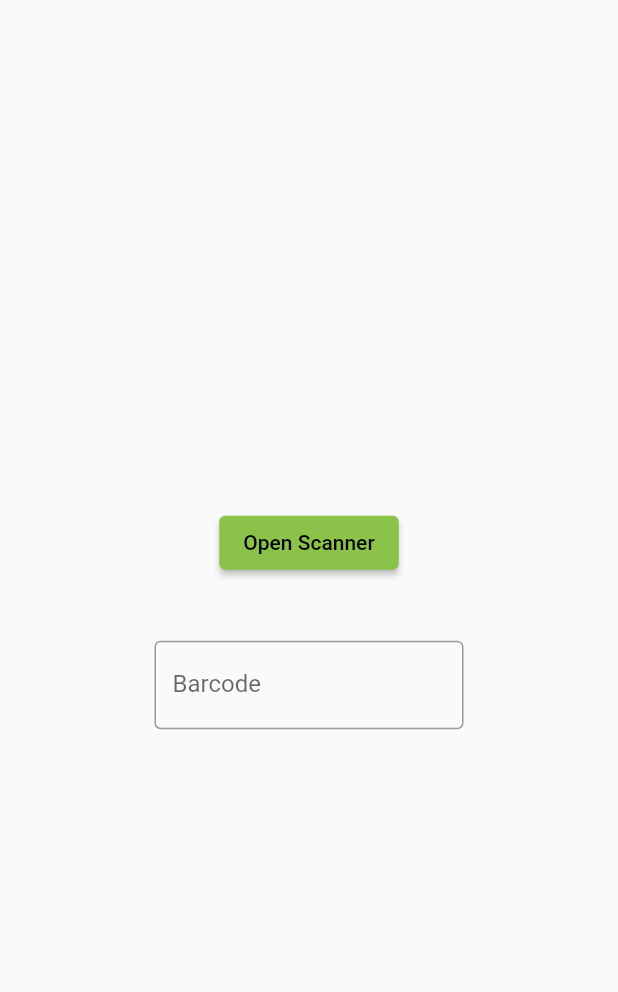
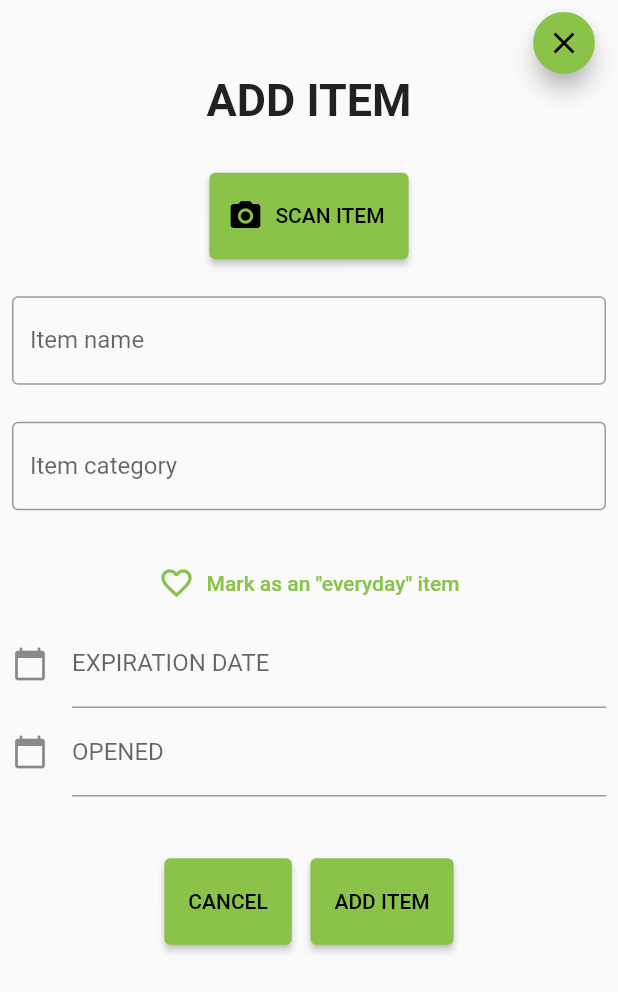
Before and after one commit to kitsain/Kitsain-Frontend-Spring2023, a Flutter app: the NewItemForm widget shown alone on an empty page, opened directly, on a phone screen of 412 x 824 dp. Shown: the top 992 px of the screen. Run offline on Flutter 3.47's test engine with Material 2 defaults, Android fonts, the phone set to English and light mode, and no system bars; our stand-ins replace get; missing offline and left inert: simple_barcode_scanner.

Commit message:
Buttons and input fields for the add item -view.

```diff
--- a/lib/views/add_new_item_form.dart
+++ b/lib/views/add_new_item_form.dart
@@ -1,5 +1,6 @@
 import 'package:flutter/material.dart';
 import 'package:simple_barcode_scanner/simple_barcode_scanner.dart';
+
 
 class NewItemForm extends StatefulWidget {
   const NewItemForm({super.key});
@@ -11,43 +12,186 @@ class NewItemForm extends StatefulWidget {
 
 @override
 class _NewItemFormState extends State<NewItemForm> {
-  final _barcodeField = TextEditingController();
+  final _formKey = GlobalKey<FormState>();
+  var _itemName = TextEditingController();
+  var _itemCat = TextEditingController();
+  var _expDate = TextEditingController();
+  var _openDate = TextEditingController();
+  bool click = true;
 
   @override
   Widget build(BuildContext context) {
-    return Scaffold(
-      body: Center(
-        child: Column(
+    return Form(
+      key: _formKey,
+      child: ListView(
+        //mainAxisAlignment: MainAxisAlignment.center,
+        padding: const EdgeInsets.all(8),
+        children: <Widget>[
+          Row(
+            mainAxisAlignment: MainAxisAlignment.end,
+            children: [
+              SizedBox(
+                  height: MediaQuery.of(context).size.height * 0.05,
+                  child: FloatingActionButton(
+                    child: Icon(Icons.close),
+                    onPressed: () {Navigator.pop(context);}, //Close sheet
+                  ),
+              )
+            ],
+          ),
+          SizedBox(
+              height: MediaQuery.of(context).size.height * 0.05,
+              child: Text(
+                'ADD ITEM',
+                textAlign: TextAlign.center,
+                style: const TextStyle(fontSize: 30, fontWeight: FontWeight.bold),
+              ),
+          ),
+          SizedBox( height: MediaQuery.of(context).size.height * 0.03),
+          Row(
             mainAxisAlignment: MainAxisAlignment.center,
-          children: <Widget>[
-            ElevatedButton(
+            children: [
+              SizedBox(
+                height: MediaQuery.of(context).size.height * 0.07,
+                child: ElevatedButton.icon(
                   onPressed: () async {
                     var res = await Navigator.push(
                         context,
                         MaterialPageRoute(
                           builder: (context) => SimpleBarcodeScannerPage(),
                         ));
-                setState(() {
-                  if (res is String) {
-                    _barcodeField.text = res;
-                  }
-                });
+
+                    //Res will be the EAN-code
+                    //Here add OFF-api call and populate item name and category
+                    //fields if the product was found
+                    //_itemName.text =
+                    //_itemCat.text =
                   },
-              child: const Text('Open Scanner'),
-            ),
-            SizedBox( height: MediaQuery.of(context).size.height * 0.05),
-            SizedBox(
-              width: MediaQuery.of(context).size.width * 0.5,
-              child: TextField(
-                controller: _barcodeField,
-                decoration: const InputDecoration(
-                  border: OutlineInputBorder(),
-                  labelText: 'Barcode',
-                ),
+                  icon: Icon(Icons.camera_alt),
+                  label: const Text('SCAN ITEM'),
                 ),
               ),
             ],
           ),
+          SizedBox( height: MediaQuery.of(context).size.height * 0.03),
+          SizedBox(
+            child: TextFormField(
+              controller: _itemName,
+              decoration: const InputDecoration(
+                border: OutlineInputBorder(),
+                labelText: 'Item name',
+              ),
+              validator: (value) {
+                if (value == null || value.isEmpty) {
+                  return "Please enter item name";
+                }
+                return null;
+              },
+            ),
+          ),
+          SizedBox( height: MediaQuery.of(context).size.height * 0.03),
+          SizedBox(
+            child: TextFormField(
+              controller: _itemCat,
+              decoration: const InputDecoration(
+                border: OutlineInputBorder(),
+                labelText: 'Item category',
+              ),
+              validator: (value) {
+                if (value == null || value.isEmpty) {
+                  return "Please enter item category";
+                }
+                return null;
+              },
+            ),
+          ),
+          SizedBox( height: MediaQuery.of(context).size.height * 0.03),
+          SizedBox(
+            child: TextButton.icon(
+                onPressed: () {
+                  setState(() {
+                    click = !click;
+                  });
+                },
+                icon: Icon((click == false) ? Icons.favorite : Icons.favorite_border),
+                label: Text('Mark as an "everyday" item'),
+            ),
+          ),
+          TextFormField(
+              controller: _expDate,
+              decoration: const InputDecoration(
+                  icon: Icon(Icons.calendar_today),
+                  labelText: "EXPIRATION DATE"
+              ),
+              readOnly: true,
+              onTap: () async {
+                DateTime? pickedDate = await showDatePicker(
+                    context: context,
+                    initialDate: DateTime.now(),
+                    firstDate:DateTime(2000),
+                    lastDate: DateTime(2101));
+                if(pickedDate != null) {
+                  String expirationDate = pickedDate.day.toString() + "." +  pickedDate.month.toString() + "." + pickedDate.year.toString();
+                  _expDate.text = expirationDate;
+                } else {
+                  _expDate.text = "";
+                };
+              },
+              validator: (value) {
+                if (value == null || value.isEmpty) {
+                  return "Please enter expiration date";
+                }
+                return null;
+              },
+            ),
+          TextFormField(
+            controller: _openDate,
+            decoration: const InputDecoration(
+                icon: Icon(Icons.calendar_today),
+                labelText: "OPENED"
+            ),
+            readOnly: true,
+            onTap: () async {
+              DateTime? pickedDate = await showDatePicker(
+                  context: context,
+                  initialDate: DateTime.now(),
+                  firstDate:DateTime(2000),
+                  lastDate: DateTime(2101));
+              if(pickedDate != null) {
+                String openedDate = pickedDate.day.toString() + "." +  pickedDate.month.toString() + "." + pickedDate.year.toString();
+                _openDate.text = openedDate;
+              } else {
+                _openDate.text = "";
+              };
+            },
+          ),
+          SizedBox( height: MediaQuery.of(context).size.height * 0.05),
+          Row(
+            mainAxisAlignment: MainAxisAlignment.center,
+            children: [
+              SizedBox(
+                height: MediaQuery.of(context).size.height * 0.07,
+                child: ElevatedButton(
+                  onPressed: () async {
+                  },
+                  child: Text('CANCEL'),
+                ),
+              ),
+              SizedBox( width: MediaQuery.of(context).size.width * 0.03,),
+              SizedBox(
+                height: MediaQuery.of(context).size.height * 0.07,
+                child: ElevatedButton(
+                  onPressed: () {
+                    if(_formKey.currentState!.validate()) {
+                      print("OK");
+                    }
+                  },
+                  child: Text('ADD ITEM'),
+                ),
+              ),
+            ],
+          ),
+        ],
       ),
     );
   }
```
Also changed, not shown: 2 other files. Lines whose indentation alone changed are shown as unchanged.
